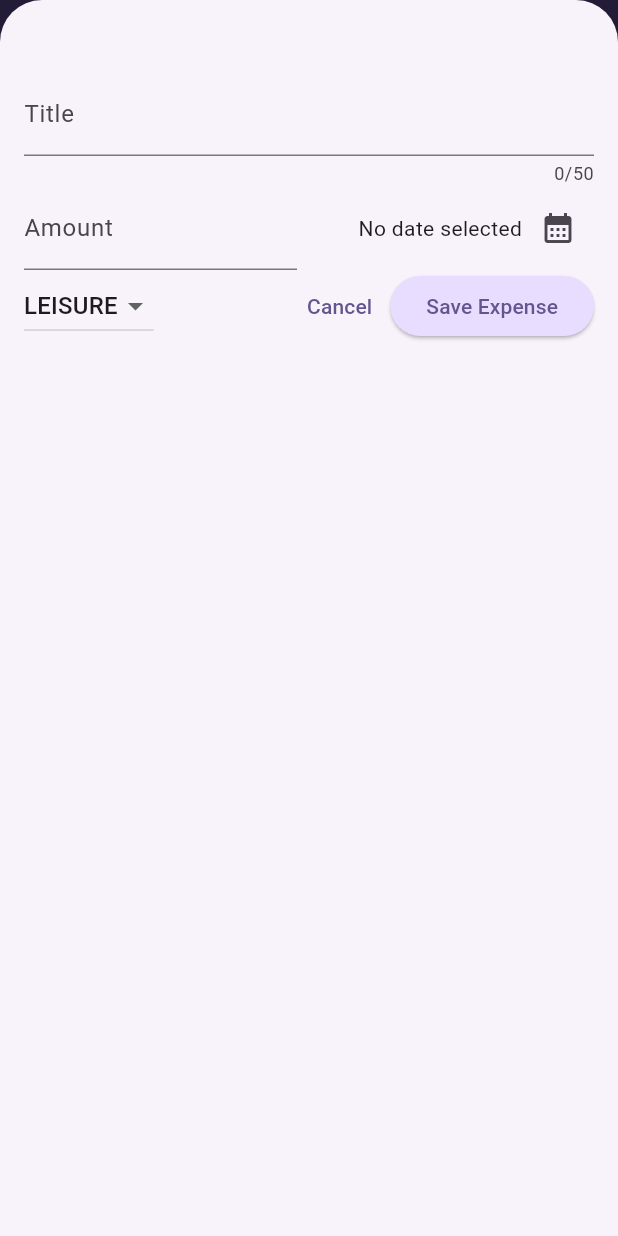
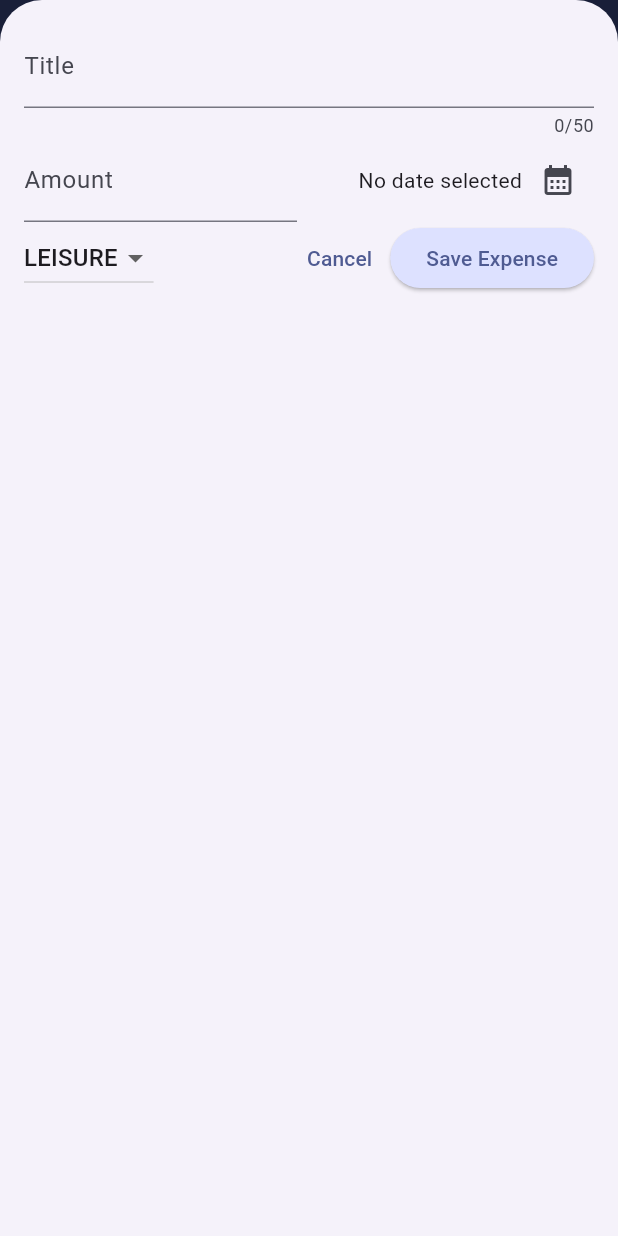
Before and after one commit to leolivi/ExpenseTracker, a Flutter app: the screen it shows after launch, after a tap on the "add" icon, on a phone screen of 412 x 824 dp. Run offline on Flutter 3.47's test engine with Material 3 defaults, Android fonts, the phone set to English and light mode, and no system bars.

Commit message:
add themes

```diff
--- a/lib/expenses.dart
+++ b/lib/expenses.dart
@@ -33,6 +33,7 @@ class _ExpensesState extends State<Expenses> {
   void _openAddExpenseOverlay() {
     // Function to open the overlay for adding a new expense
     showModalBottomSheet(
+      useSafeArea: true,
       isScrollControlled: true,
       context: context,
       builder: (ctx) => NewExpense(onAddExpense: _addExpense),
@@ -69,6 +70,8 @@ class _ExpensesState extends State<Expenses> {
 
   @override
   Widget build(BuildContext context) {
+    final width = MediaQuery.of(context).size.width;
+
     Widget mainContent = const Center(
       child: Text('No expenses found. Start adding some!'),
     );
@@ -92,12 +95,23 @@ class _ExpensesState extends State<Expenses> {
           ),
         ],
       ),
-      body: Column(
-        children: [
-          Chart(expenses: _registeredExpenses),
-          Expanded(child: mainContent), // reference to the ExpensesList widget
-        ],
-      ),
+      body: width < 600
+          ? Column(
+              children: [
+                Chart(expenses: _registeredExpenses),
+                Expanded(
+                  child: mainContent,
+                ), // reference to the ExpensesList widget
+              ],
+            )
+          : Row(
+              children: [
+                Expanded(child: Chart(expenses: _registeredExpenses)),
+                Expanded(
+                  child: mainContent,
+                ), // reference to the ExpensesList widget
+              ],
+            ),
     );
   }
 }
--- a/lib/main.dart
+++ b/lib/main.dart
@@ -1,16 +1,21 @@
 import 'package:expense_tracker/expenses.dart';
 import 'package:flutter/material.dart';
+// import 'package:flutter/services.dart';
 
 var kColorScheme = ColorScheme.fromSeed(
-  seedColor: const Color.fromARGB(255, 96, 59, 181),
+  seedColor: const Color.fromARGB(1, 121, 140, 226),
 );
 
 var kDarkColorScheme = ColorScheme.fromSeed(
   brightness: Brightness.dark,
-  seedColor: const Color.fromARGB(255, 5, 99, 125),
+  seedColor: const Color.fromARGB(1, 255, 64, 1),
 );
 
 void main() {
+  // WidgetsFlutterBinding.ensureInitialized(); // required for stopping rotation
+  // SystemChrome.setPreferredOrientations([DeviceOrientation.portraitUp]).then((
+  //   fn,
+  // ) {
   runApp(
     MaterialApp(
       darkTheme: ThemeData.dark().copyWith(
@@ -53,4 +58,5 @@ void main() {
       home: const Expenses(),
     ),
   );
+  // });
 }
--- a/lib/models/expense.dart
+++ b/lib/models/expense.dart
@@ -11,7 +11,7 @@ const categoryIcons = {
   Category.leisure: Icons.movie,
   Category.work: Icons.work,
   Category.health: Icons.health_and_safety,
-  Category.other: Icons.add_card,
+  Category.other: Icons.circle,
 };
 
 class Expense {
--- a/lib/new_expense.dart
+++ b/lib/new_expense.dart
@@ -1,3 +1,6 @@
+import 'dart:io';
+
+import 'package:flutter/cupertino.dart';
 import 'package:flutter/material.dart';
 import 'package:expense_tracker/models/expense.dart';
 
@@ -30,14 +33,29 @@ class _NewExpenseState extends State<NewExpense> {
     });
   }
 
-  void _submitExpenseData() {
-    final enteredAmount = double.tryParse(_amountController.text);
-    final amountIsValid = enteredAmount == null || enteredAmount <= 0;
-
-    if (_titleController.text.trim().isEmpty ||
-        amountIsValid ||
-        _selectedDate == null) {
   // show error message
+  void _showDialog() {
+    // for ios
+    if (Platform.isIOS) {
+      showCupertinoDialog(
+        context: context,
+        builder: (ctx) => CupertinoAlertDialog(
+          title: Text('Invalid input'),
+          content: const Text(
+            'Please make sure a valid title, amount, date and category was entered.',
+          ),
+          actions: [
+            TextButton(
+              onPressed: () {
+                Navigator.pop(ctx);
+              },
+              child: const Text('Okay'),
+            ),
+          ],
+        ),
+      );
+    } else {
+      // for android
       showDialog(
         context: context,
         builder: (ctx) => AlertDialog(
@@ -55,6 +73,17 @@ class _NewExpenseState extends State<NewExpense> {
           ],
         ),
       );
+    }
+  }
+
+  void _submitExpenseData() {
+    final enteredAmount = double.tryParse(_amountController.text);
+    final amountIsValid = enteredAmount == null || enteredAmount <= 0;
+
+    if (_titleController.text.trim().isEmpty ||
+        amountIsValid ||
+        _selectedDate == null) {
+      _showDialog();
       return;
     }
 
@@ -79,16 +108,90 @@ class _NewExpenseState extends State<NewExpense> {
 
   @override
   Widget build(BuildContext context) {
-    return Padding(
-      padding: EdgeInsets.fromLTRB(16, 48, 16, 16),
+    final keyboardSpace = MediaQuery.of(context).viewInsets.bottom;
+    return LayoutBuilder(
+      builder: (ctx, constraints) {
+        final width = constraints.maxWidth;
+        return SizedBox(
+          height: double.infinity,
+          child: SingleChildScrollView(
+            child: Padding(
+              padding: EdgeInsets.fromLTRB(16, 16, 16, keyboardSpace + 16),
               child: Column(
-        crossAxisAlignment: CrossAxisAlignment.end,
                 children: [
+                  if (width >= 600)
+                    Row(
+                      crossAxisAlignment: CrossAxisAlignment.start,
+                      children: [
+                        Expanded(
+                          child: TextField(
+                            controller: _titleController,
+                            maxLength: 50,
+                            decoration: const InputDecoration(
+                              label: Text('Title'),
+                            ),
+                          ),
+                        ),
+                        const SizedBox(width: 24),
+                        Expanded(
+                          child: TextField(
+                            controller: _amountController,
+                            keyboardType: TextInputType.number,
+                            decoration: const InputDecoration(
+                              prefixText: 'CHF ',
+                              label: Text('Amount'),
+                            ),
+                          ),
+                        ),
+                      ],
+                    )
+                  else
                     TextField(
                       controller: _titleController,
                       maxLength: 50,
                       decoration: const InputDecoration(label: Text('Title')),
                     ),
+                  if (width >= 600)
+                    Row(
+                      children: [
+                        DropdownButton(
+                          value: _selectedCategory,
+                          items: Category.values
+                              .map(
+                                (category) => DropdownMenuItem(
+                                  value: category,
+                                  child: Text(category.name.toUpperCase()),
+                                ),
+                              )
+                              .toList(),
+                          onChanged: (value) {
+                            if (value == null) return;
+                            setState(() {
+                              _selectedCategory = value;
+                            });
+                          },
+                        ),
+                        const SizedBox(width: 24),
+                        Expanded(
+                          child: Row(
+                            mainAxisAlignment: MainAxisAlignment.end,
+                            crossAxisAlignment: CrossAxisAlignment.center,
+                            children: [
+                              Text(
+                                _selectedDate == null
+                                    ? 'No date selected'
+                                    : '${_selectedDate!.day}/${_selectedDate!.month}/${_selectedDate!.year}',
+                              ),
+                              IconButton(
+                                onPressed: _presentDatePicker,
+                                icon: const Icon(Icons.calendar_month),
+                              ),
+                            ],
+                          ),
+                        ),
+                      ],
+                    )
+                  else
                     Row(
                       children: [
                         Expanded(
@@ -122,6 +225,23 @@ class _NewExpenseState extends State<NewExpense> {
                       ],
                     ),
 
+                  if (width >= 600)
+                    Row(
+                      children: [
+                        const Spacer(),
+                        TextButton(
+                          onPressed: () {
+                            Navigator.pop(context); // remove the overlay
+                          },
+                          child: const Text('Cancel'),
+                        ),
+                        ElevatedButton(
+                          onPressed: _submitExpenseData,
+                          child: const Text('Save Expense'),
+                        ),
+                      ],
+                    )
+                  else
                     Row(
                       children: [
                         DropdownButton(
@@ -156,6 +276,10 @@ class _NewExpenseState extends State<NewExpense> {
                     ),
                 ],
               ),
+            ),
+          ),
+        );
+      },
     );
   }
 }
--- a/pubspec.yaml
+++ b/pubspec.yaml
@@ -2,7 +2,7 @@ name: expense_tracker
 description: "A new Flutter project."
 # The following line prevents the package from being accidentally published to
 # pub.dev using `flutter pub publish`. This is preferred for private packages.
-publish_to: 'none' # Remove this line if you wish to publish to pub.dev
+publish_to: "none" # Remove this line if you wish to publish to pub.dev
 
 # The following defines the version and build number for your application.
 # A version number is three numbers separated by dots, like 1.2.43
@@ -34,7 +34,8 @@ dependencies:
   # The following adds the Cupertino Icons font to your application.
   # Use with the CupertinoIcons class for iOS style icons.
   cupertino_icons: ^1.0.8
-  uuid: ^4.5.1
+  uuid: ^3.0.7
+  intl: ^0.18.0
 
 dev_dependencies:
   flutter_test:
@@ -52,7 +53,6 @@ dev_dependencies:
 
 # The following section is specific to Flutter packages.
 flutter:
-
   # The following line ensures that the Material Icons font is
   # included with your application, so that you can use the icons in
   # the material Icons class.
```
Also changed, not shown: pubspec.lock. Lines whose indentation alone changed are shown as unchanged.
